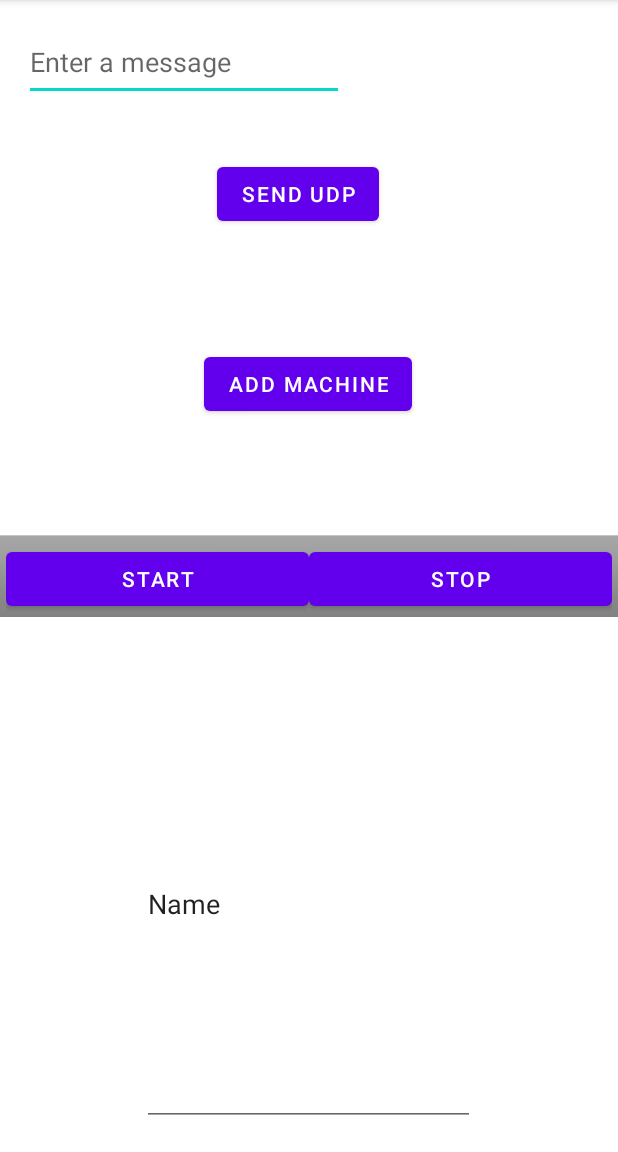
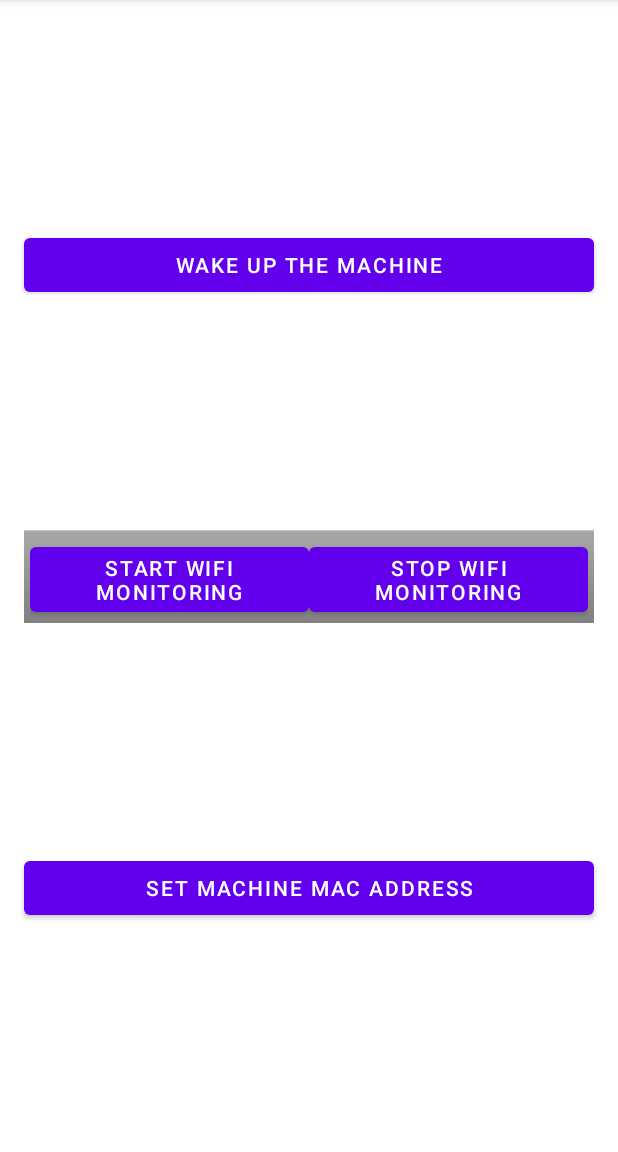
Before and after one commit to RedMurloc/SquirrelApp, an Android app: the screen it shows after launch (MainActivity), on a phone screen of 412 x 824 dp, the part 84-1236 px from its top. Run offline under Robolectric (Android 15) with nearby library versions, the phone set to English and light mode, and no system bars.

Commit message:
Final fixes

```diff
--- a/app/build.gradle
+++ b/app/build.gradle
@@ -8,7 +8,7 @@ android {
     buildToolsVersion "30.0.3"
 
     defaultConfig {
-        applicationId "com.example.myfirstapp"
+        applicationId "com.squirrel"
         minSdkVersion 24
         targetSdkVersion 30
         versionCode 1
--- a/app/src/main/java/com/example/myfirstapp/IpAddressUtils.kt
+++ b/app/src/main/java/com/squirrel/IpAddressUtils.kt
@@ -1,4 +1,4 @@
-package com.example.myfirstapp
+package com.squirrel
 
 import android.content.Context
 import android.net.wifi.WifiManager
--- a/app/src/main/java/com/example/myfirstapp/Machine.kt
+++ b/app/src/main/java/com/squirrel/Machine.kt
@@ -1,4 +1,4 @@
-package com.example.myfirstapp
+package com.squirrel
 
 class Machine {
     private var macAddress: String = ""
--- a/app/src/main/java/com/example/myfirstapp/MainActivity.kt
+++ b/app/src/main/java/com/squirrel/MainActivity.kt
@@ -1,4 +1,4 @@
-package com.example.myfirstapp
+package com.squirrel
 
 import android.app.ActivityManager
 import android.content.Context
@@ -7,6 +7,7 @@ import android.os.Bundle
 import android.util.Log
 import android.view.View
 import androidx.appcompat.app.AppCompatActivity
+import com.squirrel.R
 
 class MainActivity : AppCompatActivity() {
 
--- a/app/src/main/java/com/example/myfirstapp/RunOnStartup.kt
+++ b/app/src/main/java/com/squirrel/RunOnStartup.kt
@@ -1,4 +1,4 @@
-package com.example.myfirstapp
+package com.squirrel
 
 import android.content.BroadcastReceiver
 import android.content.Context
@@ -10,8 +10,8 @@ class RunOnStartup : BroadcastReceiver() {
 
         val i = Intent(context, WifiCheckingService::class.java).apply {
             putExtra(
-                WifiCheckingService.ACTION_NAME,
-                WifiCheckingService.ACTION_START_FOREGROUND_SERVICE
+                    WifiCheckingService.ACTION_NAME,
+                    WifiCheckingService.ACTION_START_FOREGROUND_SERVICE
             )
         }
         i.addFlags(Intent.FLAG_RECEIVER_FOREGROUND)
--- a/app/src/main/java/com/example/myfirstapp/SendWakePacket.kt
+++ b/app/src/main/java/com/squirrel/SendWakePacket.kt
@@ -1,10 +1,9 @@
-package com.example.myfirstapp
+package com.squirrel
 
 import android.util.Log
 import java.net.DatagramPacket
 import java.net.DatagramSocket
 import java.net.InetAddress
-import java.net.SocketException
 
 class SendWakePacket {
     companion object {
--- a/app/src/main/java/com/example/myfirstapp/StorageUtils.kt
+++ b/app/src/main/java/com/squirrel/StorageUtils.kt
@@ -1,10 +1,8 @@
-package com.example.myfirstapp
+package com.squirrel
 
 import android.content.Context
 import android.net.wifi.WifiManager
-import android.util.Log
 import java.io.File
-import java.io.IOException
 
 class StorageUtils {
     companion object {
@@ -21,7 +19,7 @@ class StorageUtils {
 
             for(i in rawMachinesList.indices) {
                 if (i % 2 == 0) {
-                    machinesList.add(Machine(rawMachinesList[i], rawMachinesList[i+1]))
+                    machinesList.add(Machine(rawMachinesList[i], rawMachinesList[i + 1]))
                 }
             }
 
--- a/app/src/main/java/com/example/myfirstapp/WifiCheckingService.kt
+++ b/app/src/main/java/com/squirrel/WifiCheckingService.kt
@@ -1,4 +1,4 @@
-package com.example.myfirstapp
+package com.squirrel
 
 import android.app.Notification
 import android.app.NotificationChannel
@@ -12,10 +12,10 @@ import android.net.wifi.WifiManager
 import android.os.Build
 import android.os.IBinder
 import android.util.Log
-import android.widget.Toast
 import androidx.annotation.RequiresApi
 import androidx.core.app.NotificationCompat
 import androidx.core.app.NotificationCompat.PRIORITY_MAX
+import com.squirrel.R
 import java.lang.RuntimeException
 
 class WifiCheckingService : Service() {
--- a/app/src/main/res/layout/activity_main.xml
+++ b/app/src/main/res/layout/activity_main.xml
@@ -4,66 +4,41 @@
     xmlns:tools="http://schemas.android.com/tools"
     android:layout_width="match_parent"
     android:layout_height="match_parent"
-    tools:context=".MainActivity">
+    tools:context="com.squirrel.MainActivity">
 
-    <EditText
-        android:id="@+id/editText"
-        android:layout_width="0dp"
-        android:layout_height="51dp"
+    <Button
+        android:id="@+id/button2"
+        android:layout_width="fill_parent"
+        android:layout_height="wrap_content"
         android:layout_marginStart="16dp"
-        android:layout_marginTop="16dp"
-        android:ems="10"
-        android:hint="@string/edit_message"
-        android:inputType="textPersonName"
+        android:layout_marginEnd="16dp"
+        android:onClick="sendUDP"
+        android:text="Wake up the machine"
+        app:layout_constraintBottom_toTopOf="@+id/linearLayout"
+        app:layout_constraintEnd_toEndOf="parent"
         app:layout_constraintStart_toStartOf="parent"
         app:layout_constraintTop_toTopOf="parent" />
 
     <Button
-        android:id="@+id/button2"
-        android:layout_width="wrap_content"
+        android:id="@+id/addMachine"
+        android:layout_width="fill_parent"
         android:layout_height="wrap_content"
-        android:layout_marginStart="159dp"
-        android:layout_marginTop="38dp"
-        android:layout_marginEnd="159dp"
-        android:layout_marginBottom="578dp"
-        android:onClick="sendUDP"
-        android:text="Send UDP"
+        android:layout_marginStart="16dp"
+        android:layout_marginEnd="16dp"
+        android:onClick="addMachine"
+        android:text="SET MACHINE MAC ADDRESS"
         app:layout_constraintBottom_toBottomOf="parent"
         app:layout_constraintEnd_toEndOf="parent"
-        app:layout_constraintHorizontal_bias="1.0"
+        app:layout_constraintHorizontal_bias="0.1"
         app:layout_constraintStart_toStartOf="parent"
-        app:layout_constraintTop_toBottomOf="@+id/editText"
-        app:layout_constraintVertical_bias="0.0" />
-
-    <EditText
-        android:id="@+id/textSheet"
-        android:layout_width="222dp"
-        android:layout_height="296dp"
-        android:ems="10"
-        android:inputType="textPersonName"
-        android:text="Name"
-        app:layout_constraintBottom_toBottomOf="parent"
-        app:layout_constraintEnd_toEndOf="parent"
-        app:layout_constraintHorizontal_bias="0.497"
-        app:layout_constraintStart_toStartOf="parent"
-        app:layout_constraintTop_toTopOf="parent"
-        app:layout_constraintVertical_bias="0.963" />
-
-    <Button
-        android:id="@+id/addMachine"
-        android:layout_width="wrap_content"
-        android:layout_height="wrap_content"
-        android:layout_marginTop="232dp"
-        android:onClick="addMachine"
-        android:text="ADD MACHINE"
-        app:layout_constraintEnd_toEndOf="parent"
-        app:layout_constraintHorizontal_bias="0.498"
-        app:layout_constraintStart_toStartOf="parent"
-        app:layout_constraintTop_toTopOf="parent" />
+        app:layout_constraintTop_toBottomOf="@+id/linearLayout" />
 
     <LinearLayout
+        android:id="@+id/linearLayout"
         android:layout_width="fill_parent"
         android:layout_height="wrap_content"
+        android:layout_marginStart="16dp"
+        android:layout_marginEnd="16dp"
         android:background="@android:drawable/bottom_bar"
         android:orientation="horizontal"
         android:paddingLeft="4.0dip"
@@ -81,7 +56,7 @@
             android:layout_height="fill_parent"
             android:layout_weight="1.0"
             android:onClick="startWifiService"
-            android:text="START" />
+            android:text="START WIFI MONITORING" />
 
         <Button
             android:id="@+id/stopService"
@@ -89,7 +64,7 @@
             android:layout_height="fill_parent"
             android:layout_weight="1.0"
             android:onClick="stopWifiService"
-            android:text="STOP" />
+            android:text="STOP WIFI MONITORING" />
 
     </LinearLayout>
 </androidx.constraintlayout.widget.ConstraintLayout>
```
Also changed, not shown: app/src/main/AndroidManifest.xml (+5 -15 lines), app/src/main/java/com/squirrel/AddMachine.kt (renamed from app/src/main/java/com/example/myfirstapp/AddMachine.kt, +4 -5 lines), app/src/main/java/com/squirrel/WIFIBroadcastReciever.kt (renamed from app/src/main/java/com/example/myfirstapp/WIFIBroadcastReciever.kt, +2 -6 lines), app/src/main/res/layout/activity_add_machine.xml (+5 -13 lines), app/src/main/res/layout/activity_display_message.xml (deleted, +0 -18 lines), 4 other files.
